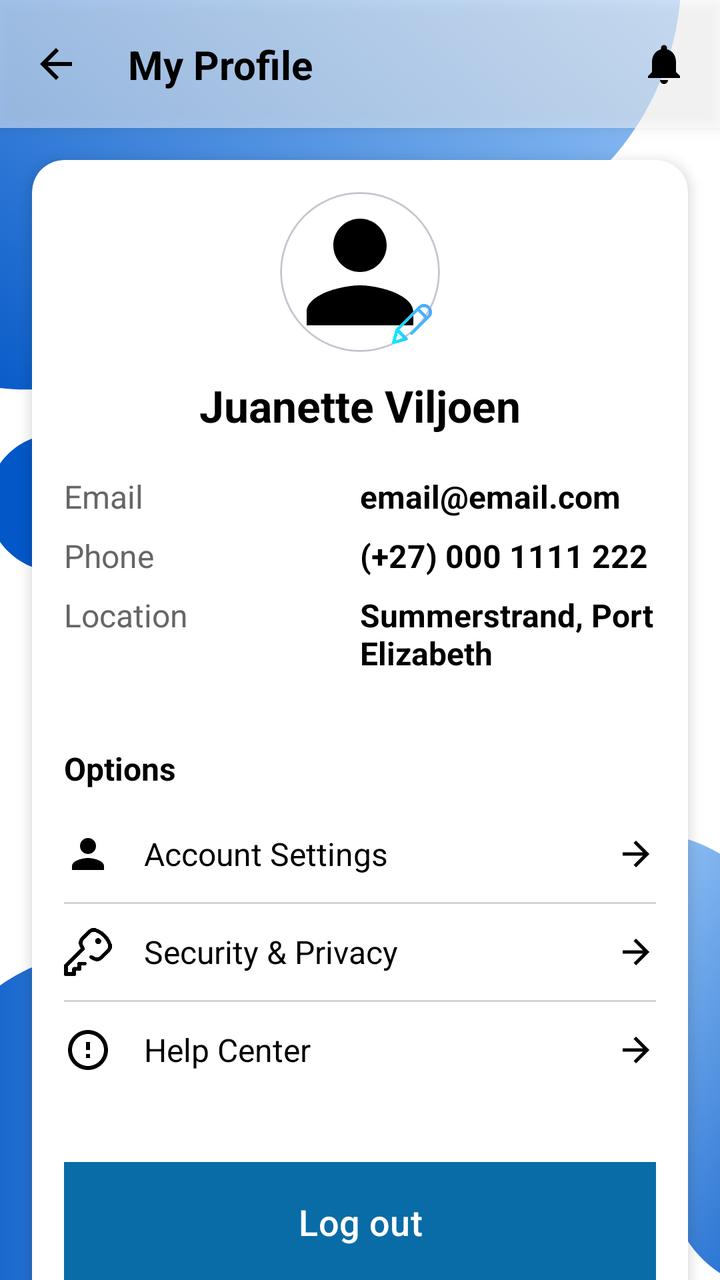
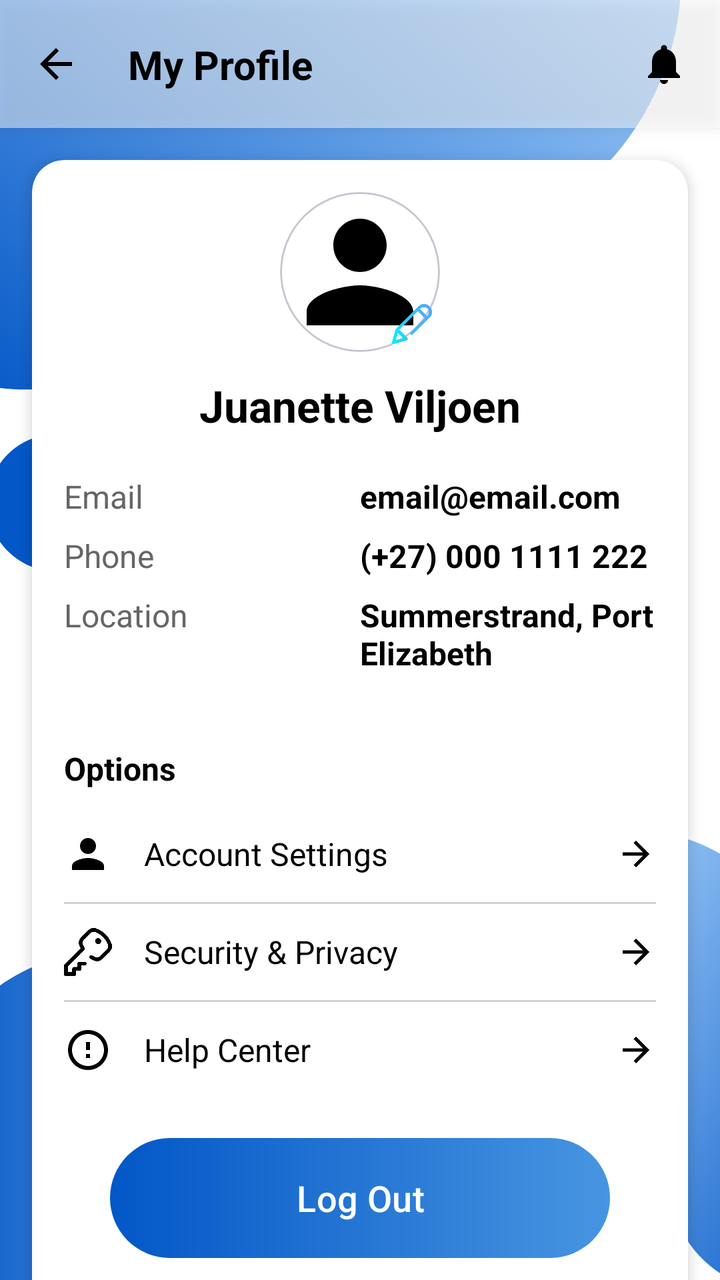

An Android layout rendered at two revisions. The XML below is the earlier revision; the diff shows what the commit changed to produce the second picture.
<!-- AndroidManifest.xml: application theme Theme.PoolApp -->
<!-- res/layout/po_profile.xml -->
<?xml version="1.0" encoding="utf-8"?>
<androidx.constraintlayout.widget.ConstraintLayout xmlns:android="http://schemas.android.com/apk/res/android"
    xmlns:app="http://schemas.android.com/apk/res-auto"
    xmlns:tools="http://schemas.android.com/tools"
    android:layout_width="match_parent"
    android:layout_height="match_parent"
    android:background="@drawable/bg"
    android:foregroundTint="@color/black_transparent_50"
    tools:context=".PO_Profile">

    <androidx.constraintlayout.widget.ConstraintLayout
        android:id="@+id/profile_header_banner"
        android:layout_width="match_parent"
        android:layout_height="64dp"
        android:background="@color/white_transparent_50"
        android:elevation="4dp"
        app:layout_constraintEnd_toEndOf="parent"
        app:layout_constraintStart_toStartOf="parent"
        app:layout_constraintTop_toTopOf="parent">

        <ImageButton
            android:id="@+id/btn_back"
            android:layout_width="wrap_content"
            android:layout_height="wrap_content"
            android:background="@android:color/transparent"
            android:contentDescription="Back"
            android:padding="16dp"
            android:src="@drawable/ic_arrow_back_white_24dp"
            app:layout_constraintBottom_toBottomOf="parent"
            app:layout_constraintStart_toStartOf="parent"
            app:layout_constraintTop_toTopOf="parent"
            app:tint="@color/black" />

        <TextView
            android:id="@+id/tv_header_title"
            android:layout_width="wrap_content"
            android:layout_height="wrap_content"
            android:layout_marginStart="8dp"
            android:text="My Profile"
            android:textColor="@color/black"
            android:textSize="20sp"
            android:textStyle="bold"
            app:layout_constraintBottom_toBottomOf="parent"
            app:layout_constraintStart_toEndOf="@id/btn_back"
            app:layout_constraintTop_toTopOf="parent" />

        <ImageButton
            android:id="@+id/btn_notifications"
            android:layout_width="wrap_content"
            android:layout_height="wrap_content"
            android:background="@android:color/transparent"
            android:contentDescription="Notifications"
            android:padding="16dp"
            android:src="@drawable/ic_notifications_white_24dp"
            app:layout_constraintBottom_toBottomOf="parent"
            app:layout_constraintEnd_toEndOf="parent"
            app:layout_constraintTop_toTopOf="parent"
            app:tint="@color/black" />

    </androidx.constraintlayout.widget.ConstraintLayout>

    <androidx.core.widget.NestedScrollView
        android:id="@+id/nestedScrollView"
        android:layout_width="0dp"
        android:layout_height="0dp"
        app:layout_constraintBottom_toBottomOf="parent"
        app:layout_constraintEnd_toEndOf="parent"
        app:layout_constraintStart_toStartOf="parent"
        app:layout_constraintTop_toBottomOf="@id/profile_header_banner">

        <LinearLayout
            android:layout_width="match_parent"
            android:layout_height="wrap_content"
            android:gravity="center"
            android:orientation="vertical"
            android:paddingBottom="80dp">

            <androidx.cardview.widget.CardView
                android:layout_width="match_parent"
                android:layout_height="wrap_content"
                android:layout_marginHorizontal="16dp"
                android:layout_marginTop="16dp"
                android:layout_marginBottom="16dp"
                app:cardCornerRadius="16dp"
                app:cardElevation="4dp">

                <LinearLayout
                    android:layout_width="match_parent"
                    android:layout_height="wrap_content"
                    android:orientation="vertical"
                    android:paddingBottom="16dp">

                    <LinearLayout
                        android:layout_width="match_parent"
                        android:layout_height="wrap_content"
                        android:foregroundTint="@color/white_transparent_50"
                        android:hapticFeedbackEnabled="false"
                        android:orientation="vertical"
                        android:paddingHorizontal="16dp"
                        android:paddingTop="16dp"
                        android:paddingBottom="16dp">

                        <FrameLayout
                            android:id="@+id/fl_profile_photo_container"
                            android:layout_width="80dp"  android:layout_height="80dp"
                            android:layout_gravity="center_horizontal"
                            android:layout_marginBottom="12dp">

                            <com.google.android.material.card.MaterialCardView
                                android:layout_width="match_parent"
                                android:layout_height="match_parent"
                                app:cardCornerRadius="40dp"
                                app:cardElevation="0dp"
                                app:cardBackgroundColor="@android:color/transparent"
                                >

                                <ImageView
                                    android:id="@+id/iv_profile_picture"
                                    android:layout_width="match_parent"
                                    android:layout_height="match_parent"
                                    android:background="@android:color/transparent"
                                    android:contentDescription="User Profile Picture"
                                    android:scaleType="centerCrop"
                                    android:src="@drawable/ic_profile_placeholder" />

                            </com.google.android.material.card.MaterialCardView>

                            <ImageButton
                                android:id="@+id/btn_edit_profile_photo"
                                android:layout_width="28dp"
                                android:layout_height="28dp"
                                android:layout_gravity="bottom|end"
                                android:background="@null" android:elevation="4dp"
                                android:src="@drawable/edit"
                                android:contentDescription="Edit Profile Photo"
                                android:scaleType="centerInside"
                                android:padding="4dp"
                                />

                        </FrameLayout>

                        <TextView
                            android:id="@+id/tv_user_name"
                            android:layout_width="wrap_content"
                            android:layout_height="wrap_content"
                            android:layout_gravity="center_horizontal"
                            android:layout_marginBottom="16dp"
                            android:text="Juanette Viljoen"
                            android:textColor="@color/black"
                            android:textSize="22sp"
                            android:textStyle="bold" />

                        <TableLayout
                            android:layout_width="match_parent"
                            android:layout_height="wrap_content"
                            android:stretchColumns="1">

                            <TableRow>

                                <TextView
                                    style="@style/ProfileDetailLabel"
                                    android:text="Email" />

                                <TextView
                                    android:id="@+id/tv_detail_email"
                                    style="@style/ProfileDetailValue"
                                    android:text="email@email.com" />
                            </TableRow>

                            <TableRow>

                                <TextView
                                    style="@style/ProfileDetailLabel"
                                    android:text="Phone" />

                                <TextView
                                    android:id="@+id/tv_detail_phone"
                                    style="@style/ProfileDetailValue"
                                    android:text="(+27) 000 1111 222" />
                            </TableRow>

                            <TableRow>

                                <TextView
                                    style="@style/ProfileDetailLabel"
                                    android:text="Location" />

                                <TextView
                                    android:id="@+id/tv_detail_location"
                                    style="@style/ProfileDetailValue"
                                    android:text="Summerstrand, Port Elizabeth" />
                            </TableRow>
                        </TableLayout>
                    </LinearLayout>

                    <TextView
                        android:layout_width="match_parent"
                        android:layout_height="wrap_content"
                        android:paddingStart="16dp"
                        android:paddingTop="16dp"
                        android:paddingEnd="16dp"
                        android:paddingBottom="8dp"
                        android:text="Options"
                        android:textColor="@color/black"
                        android:textSize="16sp"
                        android:textStyle="bold" />

                    <LinearLayout
                        android:layout_width="match_parent"
                        android:layout_height="wrap_content"
                        android:background="@android:color/transparent"
                        android:orientation="vertical"
                        android:paddingHorizontal="16dp">

                        <LinearLayout
                            android:id="@+id/option_account_settings"
                            android:layout_width="match_parent"
                            android:layout_height="wrap_content"
                            android:background="?attr/selectableItemBackground"
                            android:clickable="true"
                            android:focusable="true"
                            android:gravity="center_vertical"
                            android:orientation="horizontal"
                            android:paddingVertical="12dp">

                            <ImageView
                                android:id="@+id/icon_left_account"
                                android:layout_width="24dp"
                                android:layout_height="24dp"
                                android:layout_marginEnd="16dp"
                                android:contentDescription="Account Settings Icon"
                                android:src="@drawable/ic_account_settings"
                                app:tint="@color/black" />

                            <TextView
                                android:id="@+id/tv_label_account"
                                android:layout_width="0dp"
                                android:layout_height="wrap_content"
                                android:layout_weight="1"
                                android:text="Account Settings"
                                android:textColor="@color/black"
                                android:textSize="16sp" />

                            <ImageView
                                android:layout_width="20dp"
                                android:layout_height="20dp"
                                android:contentDescription="Go to"
                                android:src="@drawable/ic_arrow_forward_black_24dp"
                                app:tint="@color/black" />
                        </LinearLayout>

                        <View style="@style/DividerLine" />

                        <LinearLayout
                            android:id="@+id/option_security_privacy"
                            android:layout_width="match_parent"
                            android:layout_height="wrap_content"
                            android:background="?attr/selectableItemBackground"
                            android:clickable="true"
                            android:focusable="true"
                            android:gravity="center_vertical"
                            android:orientation="horizontal"
                            android:paddingVertical="12dp">

                            <ImageView
                                android:id="@+id/icon_left_security"
                                android:layout_width="24dp"
                                android:layout_height="24dp"
                                android:layout_marginEnd="16dp"
                                android:contentDescription="Security and Privacy Icon"
                                android:src="@drawable/password"
                                app:tint="@color/black" />

                            <TextView
                                android:id="@+id/tv_label_security"
                                android:layout_width="0dp"
                                android:layout_height="wrap_content"
                                android:layout_weight="1"
                                android:text="Security &amp; Privacy"
                                android:textColor="@color/black"
                                android:textSize="16sp" />

                            <ImageView
                                android:layout_width="20dp"
                                android:layout_height="20dp"
                                android:contentDescription="Go to"
                                android:src="@drawable/ic_arrow_forward_black_24dp"
                                app:tint="@color/black" />
                        </LinearLayout>

                        <View style="@style/DividerLine" />

                        <LinearLayout
                            android:id="@+id/option_help_center"
                            android:layout_width="match_parent"
                            android:layout_height="wrap_content"
                            android:background="?attr/selectableItemBackground"
                            android:clickable="true"
                            android:focusable="true"
                            android:gravity="center_vertical"
                            android:orientation="horizontal"
                            android:paddingVertical="12dp">

                            <ImageView
                                android:id="@+id/icon_left_help"
                                android:layout_width="24dp"
                                android:layout_height="24dp"
                                android:layout_marginEnd="16dp"
                                android:contentDescription="Help Center Icon"
                                android:src="@drawable/ic_help_center"
                                app:tint="@color/black" />

                            <TextView
                                android:id="@+id/tv_label_help"
                                android:layout_width="0dp"
                                android:layout_height="wrap_content"
                                android:layout_weight="1"
                                android:text="Help Center"
                                android:textColor="@color/black"
                                android:textSize="16sp" />

                            <ImageView
                                android:layout_width="20dp"
                                android:layout_height="20dp"
                                android:contentDescription="Go to"
                                android:src="@drawable/ic_arrow_forward_black_24dp"
                                app:tint="@color/black" />
                        </LinearLayout>

                    </LinearLayout>

                    <LinearLayout
                        android:layout_width="match_parent"
                        android:layout_height="wrap_content"
                        android:orientation="vertical"
                        android:paddingBottom="16dp">

                        <com.google.android.material.button.MaterialButton
                            android:id="@+id/btn_logout"
                            android:layout_width="match_parent"
                            android:layout_height="60dp"
                            android:layout_marginHorizontal="16dp"
                            android:layout_marginTop="32dp"
                            android:text="Log out"
                            android:textAllCaps="false"
                            android:textSize="18sp"
                            android:background="@color/PrimaryColour"
                            app:cornerRadius="8dp"

                            />

                    </LinearLayout>

                </LinearLayout>
            </androidx.cardview.widget.CardView>
        </LinearLayout>
    </androidx.core.widget.NestedScrollView>

</androidx.constraintlayout.widget.ConstraintLayout>
<!-- resources referenced by this layout -->
<resources>
  <color name="PrimaryColour">#096ca7</color>
  <color name="black">#FF000000</color>
  <color name="black_transparent_50">#80000000</color>
  <color name="white_transparent_50">#80FFFFFF</color>
  <!-- drawable ic_account_settings (drawable) -->
  <vector xmlns:android="http://schemas.android.com/apk/res/android"
      android:width="24dp"
      android:height="24dp"
      android:viewportWidth="24"
      android:viewportHeight="24"
      android:tint="#000000">
      <path
          android:fillColor="@android:color/black"
          android:pathData="M12 12c2.21 0 4-1.79 4-4s-1.79-4-4-4-4 1.79-4 4 1.79 4 4 4zm0 2c-2.67 0-8 1.34-8 4v2h16v-2c0-2.66-5.33-4-8-4z"/>
  </vector>
  <!-- drawable ic_arrow_back_white_24dp (drawable) -->
  <vector xmlns:android="http://schemas.android.com/apk/res/android"
      android:width="24dp"
      android:height="24dp"
      android:viewportWidth="24"
      android:viewportHeight="24"
      android:tint="#FFFFFF"> <path
      android:fillColor="@android:color/white"
      android:pathData="M20,11L7.83,11l5.59,-5.59L12,4L4,12l8,8 1.41,-1.41L7.83,13L20,13z"/>
  </vector>
  <!-- drawable ic_arrow_forward_black_24dp (drawable) -->
  <vector xmlns:android="http://schemas.android.com/apk/res/android"
      android:width="24dp"
      android:height="24dp"
      android:viewportWidth="24"
      android:viewportHeight="24"
      android:tint="#000000"> <path
      android:fillColor="@android:color/black"
      android:pathData="M12,4l-1.41,1.41L16.17,11H4v2h12.17l-5.58,5.59L12,20l8,-8z"/>
  </vector>
  <!-- drawable ic_profile_placeholder (drawable) -->
  <vector android:height="24dp" android:tint="#000000"
      android:viewportHeight="24" android:viewportWidth="24"
      android:width="24dp" xmlns:android="http://schemas.android.com/apk/res/android">
      <path android:fillColor="@android:color/white" android:pathData="M12,12c2.21,0 4,-1.79 4,-4s-1.79,-4 -4,-4 -4,1.79 -4,4 1.79,4 4,4zM12,14c-2.67,0 -8,1.34 -8,4v2h16v-2c0,-2.66 -5.33,-4 -8,-4z"/>
  </vector>
  <style name="DividerLine">
          <item name="android:layout_width">match_parent</item>
          <item name="android:layout_height">1dp</item>
          <item name="android:background">@color/grey_light</item>
      </style>
  <style name="ProfileDetailLabel">
          <item name="android:layout_width">0dp</item>
          <item name="android:layout_height">wrap_content</item>
          <item name="android:layout_weight">1</item>
          <item name="android:textSize">16sp</item>
          <item name="android:textColor">@color/grey_dark</item>
          <item name="android:paddingVertical">4dp</item>
      </style>
  <style name="ProfileDetailValue" parent="ProfileDetailLabel">
          <item name="android:textColor">@color/black</item>
          <item name="android:textStyle">bold</item>
      </style>
  <color name="grey_light">#D3D3D3</color>
  <color name="grey_dark">#666666</color>
  <color name="colorPrimary">#096ca7</color>
  <color name="colorPrimaryVariant">#034b75</color>
  <color name="colorOnPrimary">#FFFFFF</color>
  <color name="colorSecondary">#0A57FF</color>
  <color name="colorOnSecondary">#FFFFFF</color>
  <color name="colorSurface">#FFFFFF</color>
  <color name="colorOnSurface">#1C1B1F</color>
  <!-- unchanged entries left out for length: 6 -->
</resources>

<!-- the commit's change to res/layout/po_profile.xml (unified diff, before → after) -->
@@ -337,17 +337,18 @@
 
                         <com.google.android.material.button.MaterialButton
                             android:id="@+id/btn_logout"
-                            android:layout_width="match_parent"
+                            android:layout_width="250dp"
                             android:layout_height="60dp"
-                            android:layout_marginHorizontal="16dp"
-                            android:layout_marginTop="32dp"
-                            android:text="Log out"
-                            android:textAllCaps="false"
-                            android:textSize="18sp"
-                            android:background="@color/PrimaryColour"
-                            app:cornerRadius="8dp"
-
-                            />
+                            android:layout_gravity="center_horizontal"
+                            android:layout_marginTop="20dp"
+                            android:layout_marginBottom="16dp"
+                            android:background="@drawable/custom_button2"
+                            android:paddingVertical="12dp"
+                            android:text="Log Out"
+                            android:textColor="@color/white"
+                            android:textSize="18dp"
+                            app:backgroundTint="@null"
+                            app:rippleColor="@color/white_transparent_50" />
 
                     </LinearLayout>
 
<!-- resource entries referenced after the edit -->
@@ -1,9 +1,22 @@
 <!-- resources referenced by this layout -->
 <resources>
-  <color name="PrimaryColour">#096ca7</color>
   <color name="black">#FF000000</color>
   <color name="black_transparent_50">#80000000</color>
+  <color name="white">#FFFFFFFF</color>
   <color name="white_transparent_50">#80FFFFFF</color>
+  <!-- drawable custom_button2 (drawable) -->
+  <?xml version="1.0" encoding="utf-8"?>
+  <shape xmlns:android="http://schemas.android.com/apk/res/android" android:shape="rectangle">
+  
+      <gradient
+          android:startColor="#0357c7"
+          android:endColor="#4795e1"
+          android:type="linear"/>
+  
+      <corners
+          android:radius="50dp"/>
+  
+  </shape>
   <!-- drawable ic_account_settings (drawable) -->
   <vector xmlns:android="http://schemas.android.com/apk/res/android"
       android:width="24dp"
